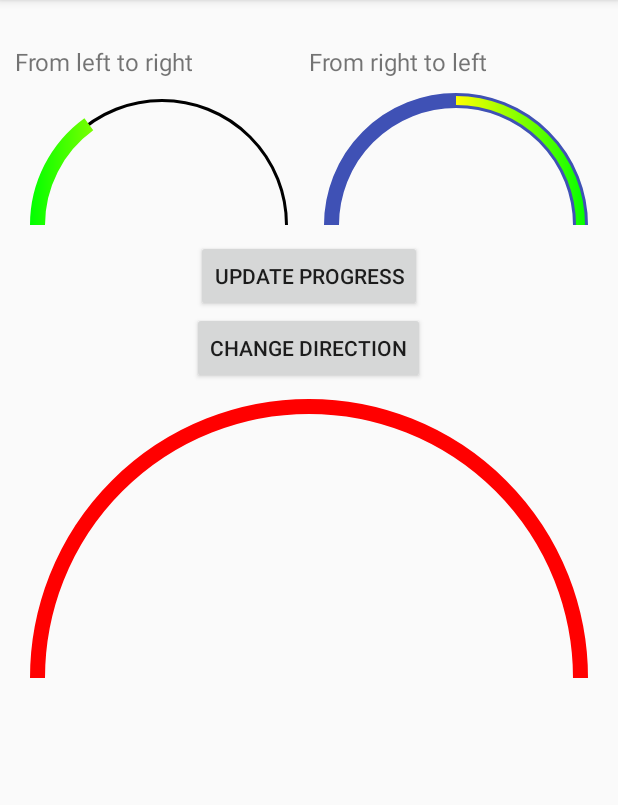
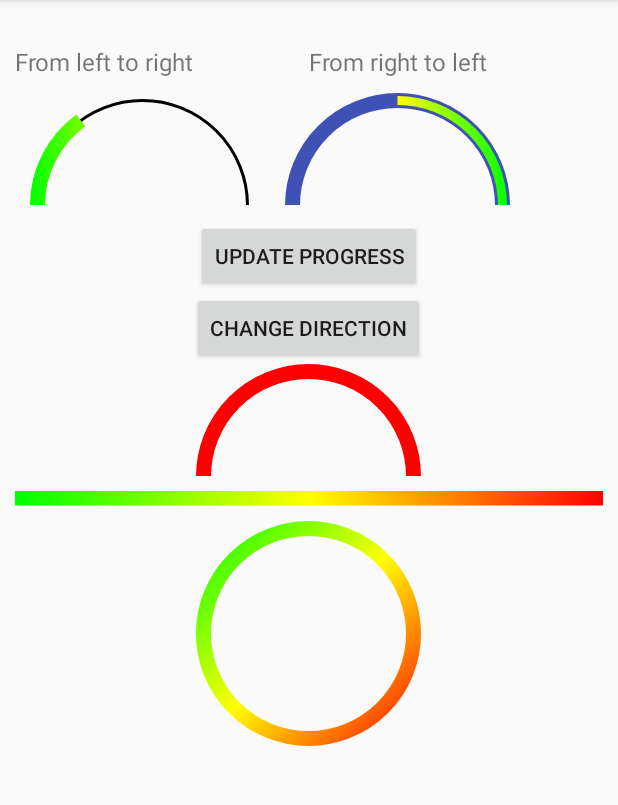
Before and after one commit to shimaami/AndroidProgressView, an Android app: the screen it shows after launch (MainActivity), on a phone screen of 412 x 824 dp, the part 84-889 px from its top. Run offline under Robolectric (Android 15) with nearby library versions, the phone set to English and light mode, and no system bars.

Commit message:
support circle and line shapes

```diff
--- a/app/src/main/java/com/progress/progressview/MainActivity.java
+++ b/app/src/main/java/com/progress/progressview/MainActivity.java
@@ -9,7 +9,8 @@ import java.util.Random;
 
 public class MainActivity extends AppCompatActivity implements View.OnClickListener {
 
-    private ProgressView mProgressView, mProgressView1, mProgressView2;
+    private ProgressView mProgressView, mProgressView1, mProgressView2,
+            mProgressLine, mProgressCircle;
     private Random r = new Random(1);
 
     @Override
@@ -20,12 +21,16 @@ public class MainActivity extends AppCompatActivity implements View.OnClickListe
         mProgressView = findViewById(R.id.progressView);
         mProgressView1 = findViewById(R.id.progressView1);
         mProgressView2 = findViewById(R.id.progressView2);
+        mProgressLine = findViewById(R.id.progressLine);
+        mProgressCircle = findViewById(R.id.progressCircle);
         findViewById(R.id.btn_progress).setOnClickListener(this);
         findViewById(R.id.btn_direction).setOnClickListener(this);
 
         int[] colorList = new int[]{Color.GREEN, Color.YELLOW, Color.RED};
         mProgressView2.applyGradient(colorList);
         mProgressView1.applyGradient(colorList);
+        mProgressLine.applyGradient(colorList);
+        mProgressCircle.applyGradient(colorList);
 
     }
 
@@ -36,6 +41,8 @@ public class MainActivity extends AppCompatActivity implements View.OnClickListe
             mProgressView.setProgress(progress);
             mProgressView1.setProgress(progress);
             mProgressView2.setProgress(progress);
+            mProgressLine.setProgress(progress);
+            mProgressCircle.setProgress(progress);
         } else if (view.getId() == R.id.btn_direction) {
             ProgressView.Direction d1 = mProgressView1.getProgressDirection();
             mProgressView1.setProgressDirection(toggleDirection(d1));
--- a/app/src/main/java/com/progress/progressview/ProgressView.java
+++ b/app/src/main/java/com/progress/progressview/ProgressView.java
@@ -10,6 +10,7 @@ import android.graphics.Color;
 import android.graphics.LinearGradient;
 import android.graphics.Paint;
 import android.graphics.RectF;
+import android.graphics.Shader;
 import android.support.annotation.ColorInt;
 import android.support.annotation.Nullable;
 import android.util.AttributeSet;
@@ -28,10 +29,16 @@ public class ProgressView extends View {
         FROM_LEFT, FROM_RIGHT
     }
 
+    public enum Shape
+    {
+        ARC, CIRCLE, LINE
+    }
+
     private float mBackgroundWidth, mProgressWidth;
     private @ColorInt int mBackgroundColor, mProgressColor;
     private float mProgress = 0f; // progress from 0 to 1
     private Direction mProgressDirection = Direction.FROM_LEFT;
+    private Shape mShape = Shape.ARC;
     private int mAnimationDuration = 1500;
     private int[] mGradientColorList = null;
 
@@ -58,14 +65,13 @@ public class ProgressView extends View {
     public void draw(Canvas canvas) {
         super.draw(canvas);
 
-        canvas.drawArc(mRectF, 180F, 180F, false, mBackgroundPaint);
-        float progressSweepAngle = mProgress * 180;
-        float startAngle = 180F;
-        if (mProgressDirection == FROM_RIGHT) {
-            startAngle = 0f;
-            progressSweepAngle = -progressSweepAngle;
+        if (mShape == Shape.ARC) {
+            drawArc(canvas);
+        } else if (mShape == Shape.CIRCLE) {
+            drawCircle(canvas);
+        } else {
+            drawLine(canvas);
         }
-        canvas.drawArc(mRectF, startAngle, progressSweepAngle, false, mProgressPaint);
 
     }
 
@@ -75,10 +81,16 @@ public class ProgressView extends View {
         final int height = getDefaultSize(getSuggestedMinimumHeight(), heightMeasureSpec);
         final int width = getDefaultSize(getSuggestedMinimumWidth(), widthMeasureSpec);
         final int min = Math.min(width, height);
-        setMeasuredDimension(min, min / 2);
         float highStroke = Math.max(mProgressWidth, mBackgroundWidth);
         mRectF.set(0 + highStroke / 2, 0 + highStroke / 2, min - highStroke / 2, min - highStroke / 2);
 
+        if (mShape == Shape.ARC) {
+            setMeasuredDimension(min, min / 2);
+        } else if (mShape == Shape.CIRCLE) {
+            setMeasuredDimension(min, min);
+        } else {
+            setMeasuredDimension(width, (int) Math.max(highStroke, height));
+        }
         updateShader();
     }
 
@@ -147,11 +159,10 @@ public class ProgressView extends View {
         TypedArray typedArray = context.getTheme().obtainStyledAttributes(attrs, R.styleable.ProgressView, 0, 0);
 
         int direction = typedArray.getInt(R.styleable.ProgressView_pvDirection, 0);
-        if (direction == 0) {
-            mProgressDirection = Direction.FROM_LEFT;
-        } else {
-            mProgressDirection = FROM_RIGHT;
-        }
+        mProgressDirection = direction == 0 ? Direction.FROM_LEFT : FROM_RIGHT;
+
+        int shape = typedArray.getInt(R.styleable.ProgressView_pvShape, 0);
+        mShape = shape == 0 ? Shape.ARC : shape == 1 ? Shape.CIRCLE : Shape.LINE;
 
         mProgress = typedArray.getFloat(R.styleable.ProgressView_pvProgress, mProgress);
         mBackgroundWidth = typedArray.getDimension(R.styleable.ProgressView_pvBackgroundWidth, dpToPx(context, 2));
@@ -197,10 +208,45 @@ public class ProgressView extends View {
             return;
         }
         int width = getMeasuredWidth();
+        int height = getMeasuredHeight();
 
-        LinearGradient lg = new LinearGradient(0f, width / 2, width, width / 2, mGradientColorList, null, android.graphics.Shader.TileMode.CLAMP);
-        mProgressPaint.setShader(lg);
+        Shader shader;
+        if (mShape == Shape.ARC) {
+            shader = new LinearGradient(0, width / 2, width, height, mGradientColorList, null, android.graphics.Shader.TileMode.CLAMP);
+        } else  if (mShape == Shape.CIRCLE) {
+            shader = new LinearGradient(0, 0, width, height, mGradientColorList, null, android.graphics.Shader.TileMode.CLAMP);
+        } else {
+            shader = new LinearGradient(0, 0, width, 0, mGradientColorList, null, android.graphics.Shader.TileMode.CLAMP);
+        }
+        mProgressPaint.setShader(shader);
         invalidate();
+    }
+
+    private void drawArc(Canvas canvas) {
+        drawArc(canvas, 180);
+    }
+
+    private void drawCircle(Canvas canvas) {
+        drawArc(canvas, 360);
+    }
+
+    private void drawLine(Canvas canvas) {
+        float y = canvas.getHeight() / 2;
+        canvas.drawLine(0, y, canvas.getWidth(), y, mBackgroundPaint);
+        float progressWidth = mProgress * canvas.getWidth();
+        canvas.drawLine(0, y, progressWidth, y, mProgressPaint);
+    }
+
+    private void drawArc(Canvas canvas, float sweepAngle) {
+        canvas.drawArc(mRectF, 180, sweepAngle, false, mBackgroundPaint);
+        float progressSweepAngle = mProgress * sweepAngle;
+        float startAngle = 180;
+        if (mProgressDirection == FROM_RIGHT) {
+            startAngle = 0f;
+            progressSweepAngle = -progressSweepAngle;
+        }
+        canvas.drawArc(mRectF, startAngle, progressSweepAngle, false, mProgressPaint);
+
     }
 
     private static float dpToPx(Context context, float dp){
--- a/app/src/main/res/layout/activity_main.xml
+++ b/app/src/main/res/layout/activity_main.xml
@@ -1,9 +1,12 @@
 <?xml version="1.0" encoding="utf-8"?>
-<LinearLayout xmlns:android="http://schemas.android.com/apk/res/android"
+<ScrollView xmlns:android="http://schemas.android.com/apk/res/android"
     xmlns:app="http://schemas.android.com/apk/res-auto"
-    xmlns:tools="http://schemas.android.com/tools"
     android:layout_width="match_parent"
-    android:layout_height="match_parent"
+    android:layout_height="match_parent">
+
+    <LinearLayout xmlns:tools="http://schemas.android.com/tools"
+        android:layout_width="match_parent"
+        android:layout_height="wrap_content"
         android:orientation="vertical"
         android:padding="10dp"
         tools:context=".MainActivity">
@@ -37,16 +40,16 @@
             <com.progress.progressview.ProgressView
                 android:id="@+id/progressView1"
                 android:layout_width="0dp"
-            android:layout_height="wrap_content"
+                android:layout_height="150dp"
                 android:layout_margin="10dp"
-            app:pvProgress="0.3"
                 android:layout_weight="1"
-            app:pvDirection="fromLeft" />
+                app:pvDirection="fromLeft"
+                app:pvProgress="0.3" />
 
             <com.progress.progressview.ProgressView
                 android:id="@+id/progressView2"
                 android:layout_width="0dp"
-            android:layout_height="wrap_content"
+                android:layout_height="150dp"
                 android:layout_margin="10dp"
                 android:layout_weight="1"
                 app:pvBackgroundColor="@color/colorPrimary"
@@ -71,14 +74,35 @@
             android:layout_gravity="center_horizontal"
             android:text="Change direction" />
 
+        <com.progress.progressview.ProgressView
+            android:id="@+id/progressView"
+            android:layout_width="wrap_content"
+            android:layout_height="150dp"
+            android:layout_gravity="center_horizontal"
+            app:pvDirection="fromLeft"
+            android:layout_marginBottom="10dp"
+            app:pvProgress="1" />
 
         <com.progress.progressview.ProgressView
-        android:id="@+id/progressView"
+            android:id="@+id/progressLine"
             android:layout_width="match_parent"
             android:layout_height="wrap_content"
-        android:layout_margin="10dp"
+            android:layout_gravity="center_horizontal"
+            app:pvDirection="fromLeft"
+            android:layout_marginBottom="10dp"
             app:pvProgress="1"
-        app:pvDirection="fromLeft" />
+            app:pvShape="line" />
+
+        <com.progress.progressview.ProgressView
+            android:id="@+id/progressCircle"
+            android:layout_width="150dp"
+            android:layout_height="150dp"
+            android:layout_marginBottom="10dp"
+            android:layout_gravity="center_horizontal"
+            app:pvDirection="fromLeft"
+            app:pvProgress="1"
+            app:pvShape="circle" />
 
 
     </LinearLayout>
+</ScrollView>
--- a/app/src/main/res/values/attrs.xml
+++ b/app/src/main/res/values/attrs.xml
@@ -4,6 +4,11 @@
         <attr name="pvDirection" format="enum">
             <enum name="fromLeft" value="0"/>
             <enum name="fromRight" value="1"/>
+        </attr>
+        <attr name="pvShape" format="enum">
+            <enum name="arc" value="0"/>
+            <enum name="circle" value="1"/>
+            <enum name="line" value="2"/>
         </attr>
         <attr name="pvProgress" format="float" />
         <attr name="pvBackgroundColor" format="color" />
```
Lines whose indentation alone changed are shown as unchanged.
